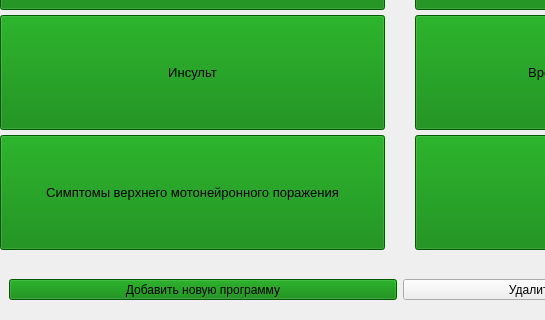
The window that tabswidget.ui (reformaPrs/ReformaV1.1) describes before a commit, drawn with Qt 5; both pictures show x 0 to 545 and y 280 to 600 of the 800 by 600 pixel window.
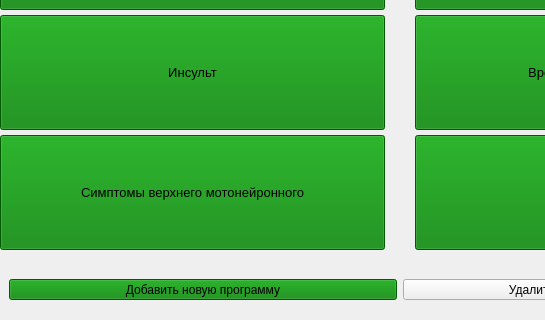
The same window after the commit. Custom widgets are drawn as their Qt base class.

What changed in the file:
```diff
--- a/tabswidget.ui
+++ b/tabswidget.ui
@@ -358,7 +358,7 @@
 }</string>
         </property>
         <property name="text">
-         <string>Симптомы верхнего мотонейронного поражения</string>
+         <string>Симптомы верхнего мотонейронного</string>
         </property>
         <property name="autoRepeat">
          <bool>false</bool>
```
